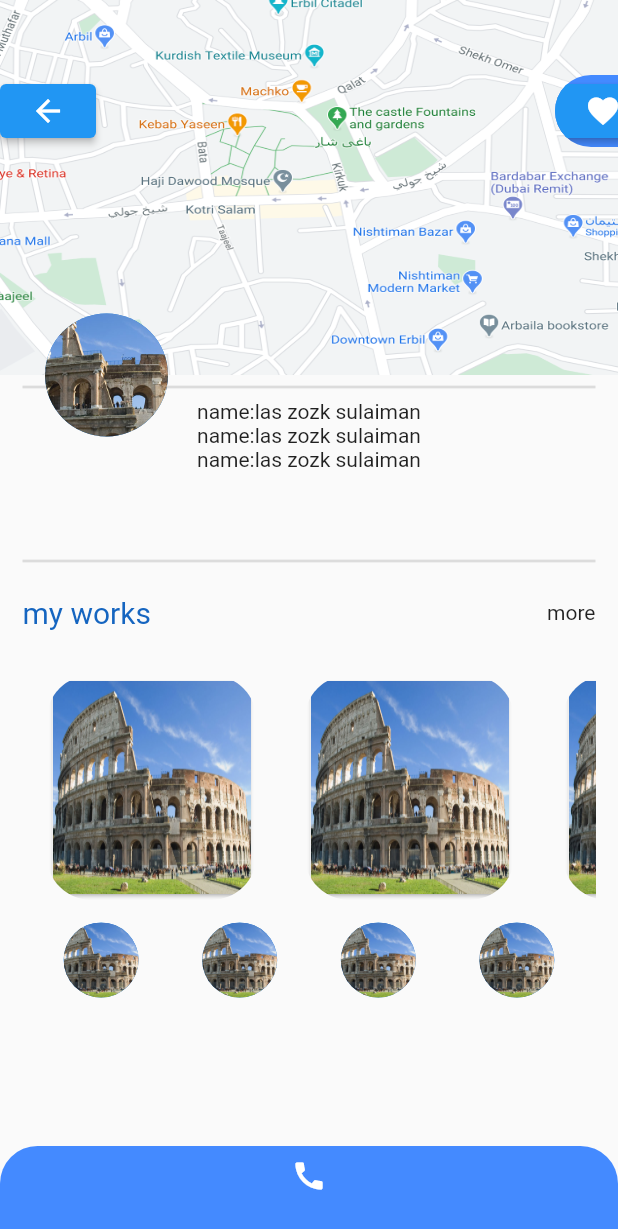
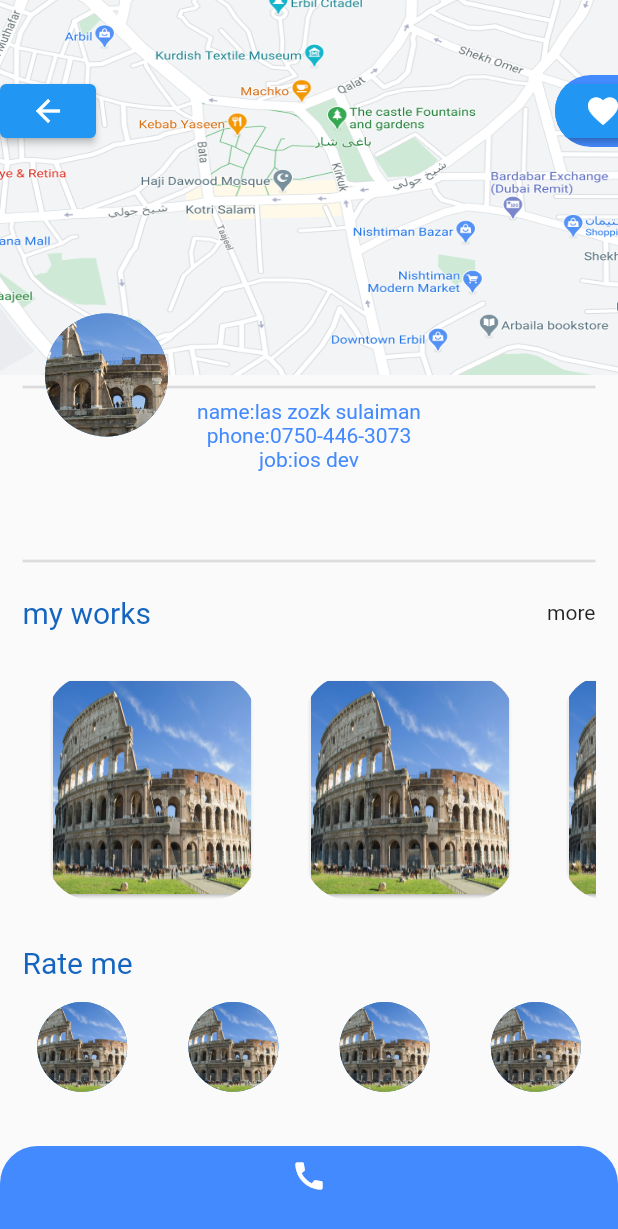
Before and after one commit to pyrolass/flutter_app, a Flutter app: the screen it shows after launch, after a tap on "las", on a phone screen of 412 x 824 dp. Shown: the top 1229 px of the screen. Run offline on Flutter 3.47's test engine with Material 2 defaults, Android fonts, the phone set to English and light mode, and no system bars.

Commit message:
SideMenu finished

```diff
--- a/lib/SideMenu.dart
+++ b/lib/SideMenu.dart
@@ -4,13 +4,11 @@ class SideMenu extends StatelessWidget {
   @override
   Widget build(BuildContext context) {
     return Drawer(
+      child:
+          Column(mainAxisAlignment: MainAxisAlignment.spaceBetween, children: [
+        Container(
           child: Column(
             children: [
-          SizedBox(
-            height: MediaQuery.of(context).size.height,
-            child: ListView(
-              padding: EdgeInsets.zero,
-              children: <Widget>[
               Container(
                 padding: EdgeInsets.only(top: 40),
                 color: Colors.blue,
@@ -18,15 +16,15 @@ class SideMenu extends StatelessWidget {
                   children: [
                     Container(
                       child: SizedBox(
-                          width: 100,
+                        width: double.infinity,
                         height: 100,
                         child: DrawerHeader(
                           decoration: BoxDecoration(
                               shape: BoxShape.circle,
                               image: DecorationImage(
                                   fit: BoxFit.fill,
-                                    image: AssetImage(
-                                        'assets/images/image1.jpg'))),
+                                  image:
+                                      AssetImage('assets/images/image1.jpg'))),
                         ),
                       ),
                     ),
@@ -63,8 +61,45 @@ class SideMenu extends StatelessWidget {
             ],
           ),
         ),
+        Padding(
+          padding: const EdgeInsets.all(13.0),
+          child: Container(
+            height: 150,
+            child: Row(
+              mainAxisAlignment: MainAxisAlignment.spaceBetween,
+              children: [
+                FlatButton(
+                  onPressed: () {
+                    Navigator.of(context).pop();
+                  },
+                  child: CircleAvatar(
+                    radius: 30,
+                    backgroundImage: AssetImage("assets/images/image1.jpg"),
+                  ),
+                ),
+                FlatButton(
+                  onPressed: () {
+                    Navigator.of(context).pop();
+                  },
+                  child: CircleAvatar(
+                    radius: 30,
+                    backgroundImage: AssetImage("assets/images/image1.jpg"),
+                  ),
+                ),
+                FlatButton(
+                  onPressed: () {
+                    Navigator.of(context).pop();
+                  },
+                  child: CircleAvatar(
+                    radius: 30,
+                    backgroundImage: AssetImage("assets/images/image1.jpg"),
+                  ),
+                ),
               ],
             ),
+          ),
+        )
+      ]),
     );
   }
 }
--- a/lib/UserView.dart
+++ b/lib/UserView.dart
@@ -36,9 +36,18 @@ class UserView extends StatelessWidget {
                     height: 100,
                     child: Column(
                       children: [
-                        Text("name:las zozk sulaiman"),
-                        Text("name:las zozk sulaiman"),
-                        Text("name:las zozk sulaiman"),
+                        Text(
+                          "name:las zozk sulaiman",
+                          style: TextStyle(color: Colors.blueAccent),
+                        ),
+                        Text(
+                          "phone:0750-446-3073",
+                          style: TextStyle(color: Colors.blueAccent),
+                        ),
+                        Text(
+                          "job:ios dev",
+                          style: TextStyle(color: Colors.blueAccent),
+                        ),
                       ],
                     ),
                   ),
@@ -116,24 +125,56 @@ class UserView extends StatelessWidget {
                   )),
             ),
           ),
+          Padding(
+            padding: const EdgeInsets.all(15.0),
+            child: Container(
+                child: Row(
+              mainAxisAlignment: MainAxisAlignment.start,
+              children: [
+                Text("Rate me",
+                    style:
+                        TextStyle(color: Colors.blue.shade800, fontSize: 20)),
+              ],
+            )),
+          ),
           Row(
             mainAxisAlignment: MainAxisAlignment.spaceEvenly,
             children: [
-              CircleAvatar(
-                radius: 25,
-                backgroundImage: AssetImage("assets/images/image1.jpg"),
+              FlatButton(
+                onPressed: () {
+                  Navigator.of(context).pop();
+                },
+                child: CircleAvatar(
+                  radius: 30,
+                  backgroundImage: AssetImage("assets/images/image1.jpg"),
+                ),
               ),
-              CircleAvatar(
-                radius: 25,
-                backgroundImage: AssetImage("assets/images/image1.jpg"),
+              FlatButton(
+                onPressed: () {
+                  Navigator.of(context).pop();
+                },
+                child: CircleAvatar(
+                  radius: 30,
+                  backgroundImage: AssetImage("assets/images/image1.jpg"),
+                ),
               ),
-              CircleAvatar(
-                radius: 25,
-                backgroundImage: AssetImage("assets/images/image1.jpg"),
+              FlatButton(
+                onPressed: () {
+                  Navigator.of(context).pop();
+                },
+                child: CircleAvatar(
+                  radius: 30,
+                  backgroundImage: AssetImage("assets/images/image1.jpg"),
+                ),
               ),
-              CircleAvatar(
-                radius: 25,
-                backgroundImage: AssetImage("assets/images/image1.jpg"),
+              FlatButton(
+                onPressed: () {
+                  Navigator.of(context).pop();
+                },
+                child: CircleAvatar(
+                  radius: 30,
+                  backgroundImage: AssetImage("assets/images/image1.jpg"),
+                ),
               ),
             ],
           )
--- a/lib/card.dart
+++ b/lib/card.dart
@@ -15,6 +15,7 @@ class Cards extends StatelessWidget {
   ];
 
   Cards(this.txt1, this.txt2, this.txt3, this.imgNum) {}
+
   @override
   Widget build(BuildContext context) {
     return ClipRRect(
--- a/lib/main.dart
+++ b/lib/main.dart
@@ -26,6 +26,7 @@ class MyStatefulWidget extends StatefulWidget {
 }
 
 class widget extends State<MyStatefulWidget> {
+  int imgNo;
   int _selectedIndex = 0;
 
   void _onItemTapped(int index) {
```
Lines whose indentation alone changed are shown as unchanged.
